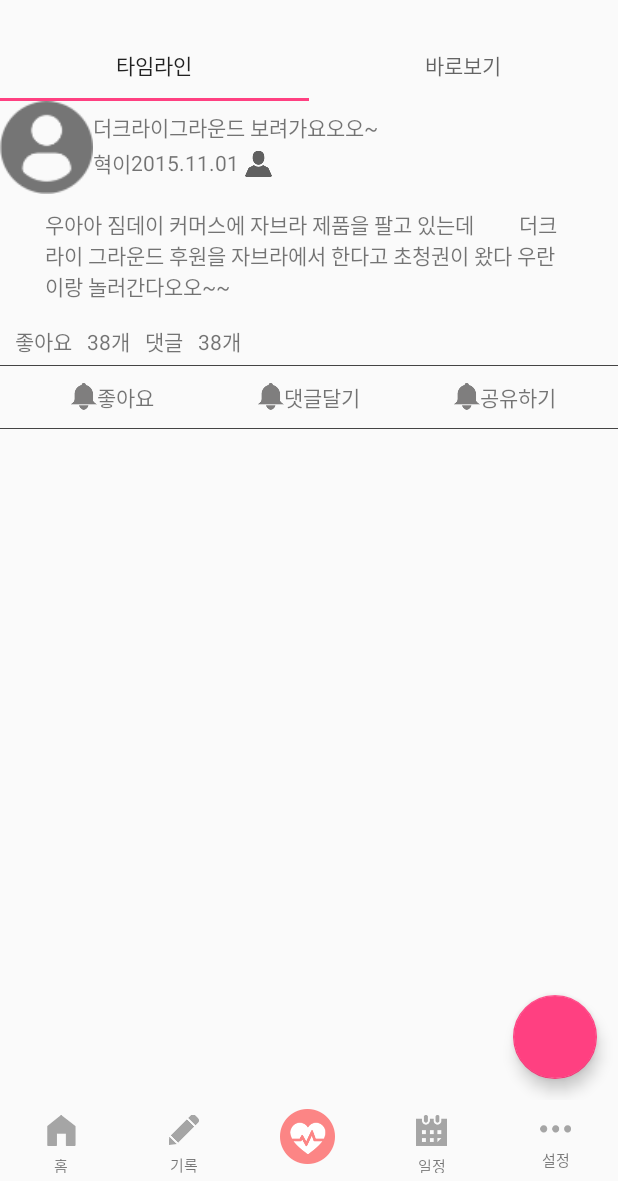
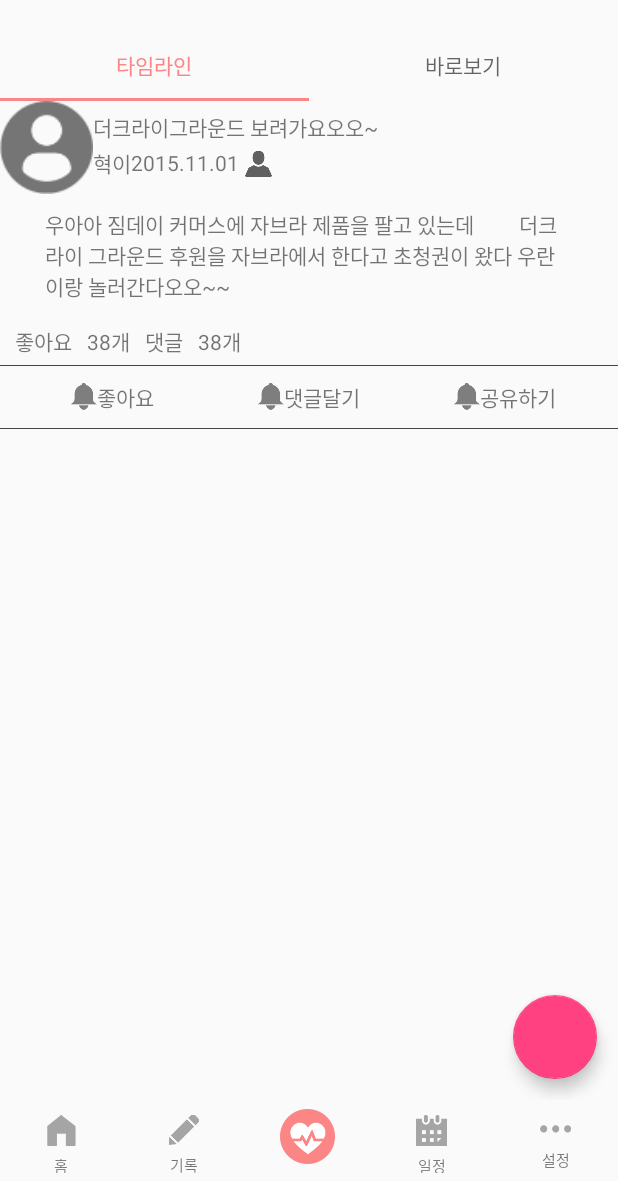
Before and after one commit to GwonHyeok/YouAndI, an Android app: the screen it shows after launch (MainActivity), after a tap on "기록", on a phone screen of 412 x 824 dp, the part 55-1236 px from its top. Run offline under Robolectric (Android 15) with nearby library versions, the phone set to English and light mode, and no system bars; 2 other taps on this screen came first.

Commit message:
[버그수정]  기록 화면 한번 이상 들어갈 경우 뜨지 않는 경우 문제 해결

```diff
--- a/app/src/main/java/com/hyeokran/youi/Fragment/RecordMainFragment.java
+++ b/app/src/main/java/com/hyeokran/youi/Fragment/RecordMainFragment.java
@@ -18,8 +18,6 @@ import com.hyeokran.youi.R;
 public class RecordMainFragment extends Fragment {
     private static RecordMainFragment instance = null;
 
-    private RecordPagerAdapter mPagerAdapter;
-
     public synchronized static RecordMainFragment getInstance() {
         if (instance == null) {
             instance = new RecordMainFragment();
@@ -37,7 +35,7 @@ public class RecordMainFragment extends Fragment {
     public void onViewCreated(View view, Bundle savedInstanceState) {
         /* ViewPager Setup */
         ViewPager viewPager = (ViewPager) view.findViewById(R.id.content_record_viewpager);
-        viewPager.setAdapter(mPagerAdapter = new RecordPagerAdapter(getFragmentManager()));
+        viewPager.setAdapter(new RecordPagerAdapter(getChildFragmentManager()));
 
         /* TabLayout Setup */
         TabLayout mTabLayout = (TabLayout) view.findViewById(R.id.content_record_tablayout);
--- a/app/src/main/res/layout/content_record.xml
+++ b/app/src/main/res/layout/content_record.xml
@@ -1,5 +1,6 @@
 <?xml version="1.0" encoding="utf-8"?>
 <RelativeLayout xmlns:android="http://schemas.android.com/apk/res/android"
+    xmlns:app="http://schemas.android.com/apk/res-auto"
     android:layout_width="match_parent"
     android:layout_height="match_parent"
     android:orientation="vertical">
@@ -7,7 +8,9 @@
     <android.support.design.widget.TabLayout
         android:id="@+id/content_record_tablayout"
         android:layout_width="match_parent"
-        android:layout_height="wrap_content" />
+        android:layout_height="wrap_content"
+        app:tabIndicatorColor="@color/colorPrimary"
+        app:tabSelectedTextColor="@color/colorPrimary" />
 
     <android.support.v4.view.ViewPager
         android:id="@+id/content_record_viewpager"
--- a/app/src/main/res/values-v21/styles.xml
+++ b/app/src/main/res/values-v21/styles.xml
@@ -6,4 +6,9 @@
         <item name="android:windowDrawsSystemBarBackgrounds">true</item>
         <item name="android:statusBarColor">@android:color/transparent</item>
     </style>
+
+    <style name="AppTheme.MainTheme" parent="AppTheme">
+        <item name="colorPrimary">#ffffff</item>
+        <item name="android:statusBarColor">@color/colorWhiteStatusBar</item>
+    </style>
 </resources>
--- a/app/src/main/res/values/colors.xml
+++ b/app/src/main/res/values/colors.xml
@@ -3,4 +3,5 @@
     <color name="colorPrimary">#FFFC8585</color>
     <color name="colorPrimaryDark">#FFE96969</color>
     <color name="colorAccent">#FF4081</color>
+    <color name="colorWhiteStatusBar">#7A7A7A</color>
 </resources>
```
